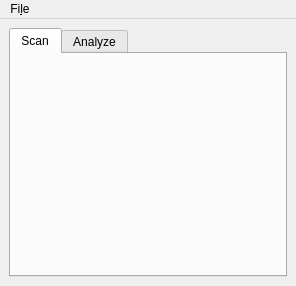
Old version of the form MainWindow.ui in the repository JosephEoff/Grote.
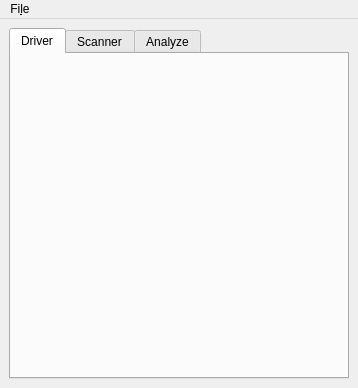
New version of the form. The open tabs and pages were chosen to show the change. Icons and pictures are not drawn. Custom widgets are drawn as their Qt base class.

Commit message: Scanner selector implemented

The edit to the form file:
```diff
--- a/MainWindow.ui
+++ b/MainWindow.ui
@@ -6,8 +6,8 @@
    <rect>
     <x>0</x>
     <y>0</y>
-    <width>292</width>
-    <height>286</height>
+    <width>358</width>
+    <height>388</height>
    </rect>
   </property>
   <property name="windowTitle">
@@ -33,8 +33,58 @@
          </sizepolicy>
         </property>
         <property name="currentIndex">
-         <number>0</number>
+         <number>1</number>
         </property>
+        <widget class="QWidget" name="Tab_Driver">
+         <attribute name="title">
+          <string>Driver</string>
+         </attribute>
+         <layout class="QGridLayout" name="gridLayout_2">
+          <item row="0" column="0">
+           <layout class="QHBoxLayout" name="horizontalLayout_4">
+            <property name="sizeConstraint">
+             <enum>QLayout::SetNoConstraint</enum>
+            </property>
+            <item>
+             <widget class="DriverSelector" name="driver" native="true">
+              <property name="minimumSize">
+               <size>
+                <width>100</width>
+                <height>100</height>
+               </size>
+              </property>
+             </widget>
+            </item>
+           </layout>
+          </item>
+          <item row="0" column="1">
+           <spacer name="horizontalSpacer_2">
+            <property name="orientation">
+             <enum>Qt::Horizontal</enum>
+            </property>
+            <property name="sizeHint" stdset="0">
+             <size>
+              <width>40</width>
+              <height>20</height>
+             </size>
+            </property>
+           </spacer>
+          </item>
+          <item row="1" column="0">
+           <spacer name="verticalSpacer_2">
+            <property name="orientation">
+             <enum>Qt::Vertical</enum>
+            </property>
+            <property name="sizeHint" stdset="0">
+             <size>
+              <width>20</width>
+              <height>40</height>
+             </size>
+            </property>
+           </spacer>
+          </item>
+         </layout>
+        </widget>
         <widget class="QWidget" name="Tab_Scan">
          <property name="sizePolicy">
           <sizepolicy hsizetype="MinimumExpanding" vsizetype="MinimumExpanding">
@@ -43,7 +93,7 @@
           </sizepolicy>
          </property>
          <attribute name="title">
-          <string>Scan</string>
+          <string>Scanner</string>
          </attribute>
          <layout class="QGridLayout" name="gridLayout">
           <item row="0" column="0">
@@ -52,7 +102,7 @@
              <enum>QLayout::SetNoConstraint</enum>
             </property>
             <item>
-             <widget class="Display_SSI" name="scanner" native="true">
+             <widget class="Scanner_Selector" name="scanner" native="true">
               <property name="sizePolicy">
                <sizepolicy hsizetype="MinimumExpanding" vsizetype="MinimumExpanding">
                 <horstretch>0</horstretch>
@@ -122,7 +172,7 @@
     <rect>
      <x>0</x>
      <y>0</y>
-     <width>292</width>
+     <width>358</width>
      <height>30</height>
     </rect>
    </property>
@@ -165,9 +215,15 @@
    <header>pyqtgraph</header>
   </customwidget>
   <customwidget>
-   <class>Display_SSI</class>
+   <class>DriverSelector</class>
    <extends>QWidget</extends>
-   <header>Scanners.Display_SSI</header>
+   <header>Drivers.DriverSelector</header>
+   <container>1</container>
+  </customwidget>
+  <customwidget>
+   <class>Scanner_Selector</class>
+   <extends>QWidget</extends>
+   <header>Scanners.Scanner_Selector</header>
    <container>1</container>
   </customwidget>
  </customwidgets>
```
The commit also changes 23 other files.
